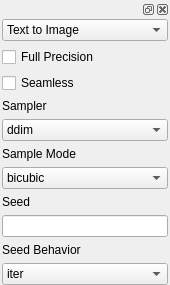
Before: the Qt Designer form frontend/ui_widgets/sampler.ui in XmYx/ainodes-pyside, drawn with Qt 5.
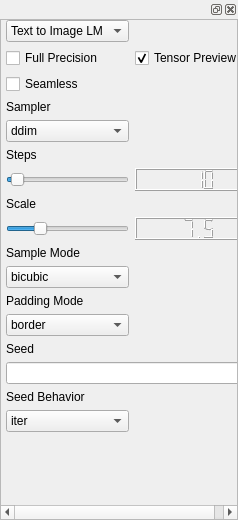
After: the same form once the commit is applied.

Diff of the .ui file:
```diff
--- a/frontend/ui_widgets/sampler.ui
+++ b/frontend/ui_widgets/sampler.ui
@@ -6,17 +6,14 @@
    <rect>
     <x>0</x>
     <y>0</y>
-    <width>170</width>
-    <height>219</height>
+    <width>238</width>
+    <height>520</height>
    </rect>
   </property>
   <property name="windowTitle">
    <string>Sampler</string>
   </property>
   <layout class="QVBoxLayout" name="verticalLayout">
-   <property name="spacing">
-    <number>0</number>
-   </property>
    <property name="leftMargin">
     <number>0</number>
    </property>
@@ -34,19 +31,142 @@
      <widget class="QWidget" name="dockWidgetContents">
       <layout class="QVBoxLayout" name="verticalLayout_2">
        <property name="leftMargin">
-        <number>2</number>
+        <number>0</number>
        </property>
        <property name="topMargin">
         <number>0</number>
        </property>
        <property name="rightMargin">
-        <number>2</number>
+        <number>0</number>
        </property>
        <property name="bottomMargin">
         <number>0</number>
        </property>
        <item>
-        <widget class="QComboBox" name="comboBox_4">
+        <widget class="QScrollArea" name="scrollArea">
+         <property name="widgetResizable">
+          <bool>true</bool>
+         </property>
+         <widget class="QWidget" name="scrollAreaWidgetContents">
+          <property name="geometry">
+           <rect>
+            <x>0</x>
+            <y>0</y>
+            <width>236</width>
+            <height>502</height>
+           </rect>
+          </property>
+          <layout class="QVBoxLayout" name="verticalLayout_3">
+           <property name="leftMargin">
+            <number>0</number>
+           </property>
+           <property name="topMargin">
+            <number>0</number>
+           </property>
+           <property name="rightMargin">
+            <number>0</number>
+           </property>
+           <property name="bottomMargin">
+            <number>0</number>
+           </property>
+           <item>
+            <layout class="QGridLayout" name="gridLayout">
+             <property name="leftMargin">
+              <number>5</number>
+             </property>
+             <property name="rightMargin">
+              <number>5</number>
+             </property>
+             <item row="5" column="0">
+              <widget class="QLabel" name="label">
+               <property name="text">
+                <string>Steps</string>
+               </property>
+              </widget>
+             </item>
+             <item row="1" column="1">
+              <widget class="QCheckBox" name="tensorPreview">
+               <property name="text">
+                <string>Tensor Preview</string>
+               </property>
+               <property name="checked">
+                <bool>true</bool>
+               </property>
+              </widget>
+             </item>
+             <item row="2" column="0">
+              <widget class="QCheckBox" name="seamless">
+               <property name="text">
+                <string>Seamless</string>
+               </property>
+              </widget>
+             </item>
+             <item row="10" column="0">
+              <widget class="QComboBox" name="sampleMode">
+               <item>
+                <property name="text">
+                 <string>bicubic</string>
+                </property>
+               </item>
+               <item>
+                <property name="text">
+                 <string>bilinear</string>
+                </property>
+               </item>
+               <item>
+                <property name="text">
+                 <string>nearest</string>
+                </property>
+               </item>
+              </widget>
+             </item>
+             <item row="3" column="0">
+              <widget class="QLabel" name="label_3">
+               <property name="text">
+                <string>Sampler</string>
+               </property>
+              </widget>
+             </item>
+             <item row="17" column="0">
+              <spacer name="verticalSpacer">
+               <property name="orientation">
+                <enum>Qt::Vertical</enum>
+               </property>
+               <property name="sizeHint" stdset="0">
+                <size>
+                 <width>20</width>
+                 <height>40</height>
+                </size>
+               </property>
+              </spacer>
+             </item>
+             <item row="15" column="0">
+              <widget class="QLabel" name="label_6">
+               <property name="text">
+                <string>Seed Behavior</string>
+               </property>
+              </widget>
+             </item>
+             <item row="8" column="0">
+              <widget class="QSlider" name="scale">
+               <property name="maximum">
+                <number>3000</number>
+               </property>
+               <property name="value">
+                <number>750</number>
+               </property>
+               <property name="orientation">
+                <enum>Qt::Horizontal</enum>
+               </property>
+              </widget>
+             </item>
+             <item row="0" column="0">
+              <widget class="QComboBox" name="processType">
+               <item>
+                <property name="text">
+                 <string>Text to Image LM</string>
+                </property>
+               </item>
          <item>
           <property name="text">
            <string>Text to Image</string>
@@ -67,31 +187,29 @@
            <string>Video to Video</string>
           </property>
          </item>
-        </widget>
-       </item>
        <item>
+                <property name="text">
+                 <string>Outpaint</string>
+                </property>
+               </item>
+              </widget>
+             </item>
+             <item row="8" column="1">
+              <widget class="QLCDNumber" name="scaleNumber">
+               <property name="value" stdset="0">
+                <double>7.500000000000000</double>
+               </property>
+              </widget>
+             </item>
+             <item row="1" column="0">
         <widget class="QCheckBox" name="fullPrecision">
          <property name="text">
           <string>Full Precision</string>
          </property>
         </widget>
        </item>
-       <item>
-        <widget class="QCheckBox" name="seamless">
-         <property name="text">
-          <string>Seamless</string>
-         </property>
-        </widget>
-       </item>
-       <item>
-        <widget class="QLabel" name="label_3">
-         <property name="text">
-          <string>Sampler</string>
-         </property>
-        </widget>
-       </item>
-       <item>
-        <widget class="QComboBox" name="comboBox">
+             <item row="4" column="0">
+              <widget class="QComboBox" name="sampler">
          <item>
           <property name="text">
            <string>ddim</string>
@@ -134,51 +252,58 @@
          </item>
         </widget>
        </item>
-       <item>
+             <item row="7" column="0">
+              <widget class="QLabel" name="label_2">
+               <property name="text">
+                <string>Scale</string>
+               </property>
+              </widget>
+             </item>
+             <item row="6" column="1">
+              <widget class="QLCDNumber" name="stepsNumber">
+               <property name="intValue" stdset="0">
+                <number>10</number>
+               </property>
+              </widget>
+             </item>
+             <item row="11" column="0">
+              <widget class="QLabel" name="label_7">
+               <property name="text">
+                <string>Padding Mode</string>
+               </property>
+              </widget>
+             </item>
+             <item row="9" column="0">
         <widget class="QLabel" name="label_4">
          <property name="text">
           <string>Sample Mode</string>
          </property>
         </widget>
        </item>
-       <item>
-        <widget class="QComboBox" name="comboBox_2">
-         <item>
-          <property name="text">
-           <string>bicubic</string>
-          </property>
-         </item>
-         <item>
-          <property name="text">
-           <string>bilinear</string>
-          </property>
-         </item>
-         <item>
-          <property name="text">
-           <string>nearest</string>
-          </property>
-         </item>
-        </widget>
-       </item>
-       <item>
-        <widget class="QLabel" name="label_5">
-         <property name="text">
-          <string>Seed</string>
-         </property>
-        </widget>
-       </item>
-       <item>
-        <widget class="QLineEdit" name="seedEdit"/>
-       </item>
-       <item>
-        <widget class="QLabel" name="label_6">
-         <property name="text">
-          <string>Seed Behavior</string>
-         </property>
-        </widget>
-       </item>
-       <item>
-        <widget class="QComboBox" name="comboBox_3">
+             <item row="14" column="0" colspan="2">
+              <widget class="QLineEdit" name="seed"/>
+             </item>
+             <item row="6" column="0">
+              <widget class="QSlider" name="steps">
+               <property name="minimum">
+                <number>1</number>
+               </property>
+               <property name="maximum">
+                <number>250</number>
+               </property>
+               <property name="value">
+                <number>10</number>
+               </property>
+               <property name="sliderPosition">
+                <number>10</number>
+               </property>
+               <property name="orientation">
+                <enum>Qt::Horizontal</enum>
+               </property>
+              </widget>
+             </item>
+             <item row="16" column="0">
+              <widget class="QComboBox" name="seedBehavior">
          <item>
           <property name="text">
            <string>iter</string>
@@ -196,6 +321,38 @@
          </item>
         </widget>
        </item>
+             <item row="13" column="0">
+              <widget class="QLabel" name="label_5">
+               <property name="text">
+                <string>Seed</string>
+               </property>
+              </widget>
+             </item>
+             <item row="12" column="0">
+              <widget class="QComboBox" name="paddingMode">
+               <item>
+                <property name="text">
+                 <string>border</string>
+                </property>
+               </item>
+               <item>
+                <property name="text">
+                 <string>reflection</string>
+                </property>
+               </item>
+               <item>
+                <property name="text">
+                 <string>zeros</string>
+                </property>
+               </item>
+              </widget>
+             </item>
+            </layout>
+           </item>
+          </layout>
+         </widget>
+        </widget>
+       </item>
       </layout>
      </widget>
     </widget>
```
Left out of the diff: 19 changed lines with no effect on the pictures. Lines whose indentation alone changed are shown as unchanged.
